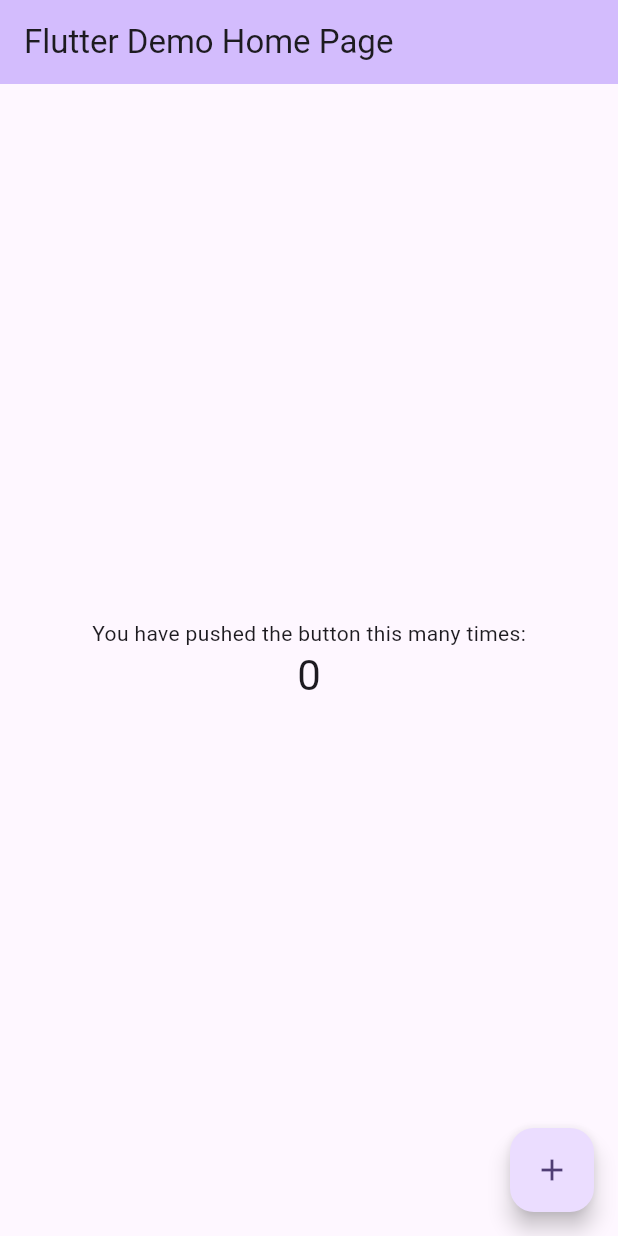
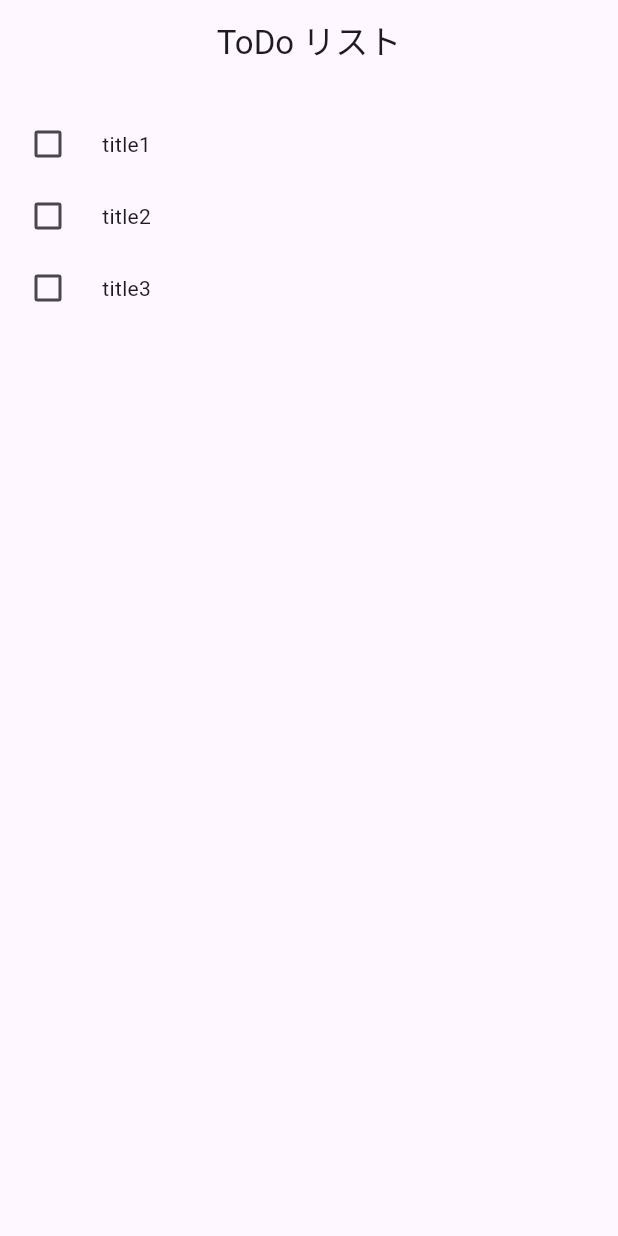
Before and after one commit to upsidr/flutter_architecture_blueprint, a Flutter app: the screen it shows after launch, on a phone screen of 412 x 824 dp. Run offline on Flutter 3.47's test engine with Material 3 defaults, Android fonts, the phone set to English and light mode, and no system bars; our stand-ins replace flutter_hooks, freezed_annotation, gap, hooks_riverpod, riverpod_annotation, rxdart and 2 more; generated files the repository leaves out were written again.

Commit message:
Implement TaskListPage (#2)
* Implement usecase

* Implement TaskListNotifier

* Implement TaskListPage

```diff
--- a/lib/core/data/repository/todo/fake_todo_repository.dart
+++ b/lib/core/data/repository/todo/fake_todo_repository.dart
@@ -1,4 +1,3 @@
-import 'package:collection/collection.dart';
 import 'package:flutter/foundation.dart';
 import 'package:flutter_architecture_blueprint/core/data/repository/todo/todo_repository.dart';
 import 'package:flutter_architecture_blueprint/core/model/user_task.dart';
--- a/lib/core/data/repository/todo/todo_repository.dart
+++ b/lib/core/data/repository/todo/todo_repository.dart
@@ -14,7 +14,7 @@ abstract class TodoRepository {
 }
 
 @freezed
-class TodoRepositoryException
+sealed class TodoRepositoryException
     with _$TodoRepositoryException
     implements Exception {
   const factory TodoRepositoryException.taskNotFound() = TaskNotFound;
--- /dev/null
+++ b/lib/core/domain/model/editable_user_task.dart
@@ -0,0 +1,38 @@
+import 'package:flutter_architecture_blueprint/core/model/user_task.dart';
+import 'package:freezed_annotation/freezed_annotation.dart';
+
+part 'editable_user_task.freezed.dart';
+
+@freezed
+class EditableUserTask with _$EditableUserTask {
+  const factory EditableUserTask({
+    required String id,
+    String? title,
+    String? description,
+    @Default(false) bool isCompleted,
+    DateTime? createdAt,
+    DateTime? updatedAt,
+  }) = _EditableUserTask;
+}
+
+extension UserTaskConverterEx on UserTask {
+  EditableUserTask toEditable() => EditableUserTask(
+        id: id,
+        title: title,
+        description: description,
+        isCompleted: isCompleted,
+        createdAt: createdAt,
+        updatedAt: updatedAt,
+      );
+}
+
+extension EditableUserTaskConverterEx on EditableUserTask {
+  UserTask toUserTask() => UserTask(
+        id: id,
+        title: title ?? '',
+        description: description ?? '',
+        isCompleted: isCompleted,
+        createdAt: createdAt ?? DateTime.now(),
+        updatedAt: updatedAt,
+      );
+}
--- /dev/null
+++ b/lib/feature/todo/task_list/task_list_contract.dart
@@ -0,0 +1,38 @@
+import 'package:flutter_architecture_blueprint/core/domain/model/editable_user_task.dart';
+import 'package:flutter_architecture_blueprint/core/util/alert_state.dart';
+import 'package:flutter_architecture_blueprint/core/util/base_contract.dart';
+import 'package:freezed_annotation/freezed_annotation.dart';
+
+part 'task_list_contract.freezed.dart';
+
+typedef TaskListContract
+    = BaseContract<TaskListUiState, TaskListAction, TaskListEffect>;
+
+@freezed
+class TaskListUiState with _$TaskListUiState {
+  const factory TaskListUiState({
+    @Default([]) List<EditableUserTask> taskList,
+  }) = _TaskListUiState;
+}
+
+@freezed
+sealed class TaskListAction with _$TaskListAction {
+  const factory TaskListAction.onAppear() = OnAppear;
+  const factory TaskListAction.newTaskButtonTapped() = NewTaskButtonTapped;
+  const factory TaskListAction.taskTapped(EditableUserTask task) = TaskTapped;
+  const factory TaskListAction.toggleIsCompleted(EditableUserTask task) =
+      ToggleIsCompleted;
+  const factory TaskListAction.onTaskSwiped(EditableUserTask task) =
+      OnTaskSwiped;
+}
+
+@freezed
+sealed class TaskListEffect with _$TaskListEffect {
+  const factory TaskListEffect.none() = None;
+  const factory TaskListEffect.goDetail({
+    required EditableUserTask? task,
+  }) = GoDetail;
+  const factory TaskListEffect.showAlert({
+    required AlertState state,
+  }) = ShowAlert;
+}
--- /dev/null
+++ b/lib/feature/todo/task_list/task_list_page.dart
@@ -0,0 +1,119 @@
+import 'package:flutter/material.dart';
+import 'package:flutter_architecture_blueprint/core/domain/model/editable_user_task.dart';
+import 'package:flutter_architecture_blueprint/core/util/alert_state.dart';
+import 'package:flutter_architecture_blueprint/feature/todo/task_list/task_list_contract.dart';
+import 'package:flutter_architecture_blueprint/feature/todo/task_list/task_list_notifier.dart';
+import 'package:flutter_hooks/flutter_hooks.dart';
+import 'package:gap/gap.dart';
+import 'package:hooks_riverpod/hooks_riverpod.dart';
+import 'package:sliver_tools/sliver_tools.dart';
+
+import 'ui_components/task_list_item.dart';
+
+extension _TaskListEx on WidgetRef {
+  TaskListNotifier get notifier => read(taskListNotifierProvider.notifier);
+}
+
+class TaskListPage extends HookConsumerWidget with AlertStateCompatible {
+  const TaskListPage({super.key});
+
+  @override
+  Widget build(BuildContext context, WidgetRef ref) {
+    ref.listen(taskListEffectProvider,
+        (_, effect) => handleEffect(context, ref, effect: effect));
+    useEffect(() {
+      WidgetsBinding.instance.addPostFrameCallback(
+          (_) => ref.notifier.send(const TaskListAction.onAppear()));
+      return null;
+    });
+
+    return Scaffold(
+      appBar: AppBar(
+        title: const Text('ToDo リスト'),
+        centerTitle: true,
+      ),
+      body: const _TaskListBody(),
+    );
+  }
+
+  Future<void> handleEffect(
+    BuildContext context,
+    WidgetRef ref, {
+    required TaskListEffect effect,
+  }) async {
+    switch (effect) {
+      case None():
+        break;
+      case GoDetail():
+        ref.notifier.consume();
+      // TODO: Nativate Detail
+      case ShowAlert():
+        ref.notifier.consume();
+        handleAlertState(context, effect.state);
+    }
+  }
+}
+
+class _TaskListBody extends HookConsumerWidget {
+  const _TaskListBody();
+
+  @override
+  Widget build(BuildContext context, WidgetRef ref) {
+    final taskListNotCompleted = ref.watch(
+      taskListNotifierProvider.select(
+          (value) => value.taskList.where((t) => !t.isCompleted).toList()),
+    );
+    final taskListCompleted = ref.watch(
+      taskListNotifierProvider.select(
+          (value) => value.taskList.where((t) => t.isCompleted).toList()),
+    );
+
+    return CustomScrollView(
+      slivers: [
+        // not completed
+
+        SliverPadding(
+          padding: const EdgeInsets.symmetric(vertical: 16),
+          sliver: SliverList(
+            delegate: SliverChildListDelegate(
+                buildList(ref, taskList: taskListNotCompleted)),
+          ),
+        ),
+
+        // completed
+
+        MultiSliver(children: [
+          const Gap(16),
+
+          // Section Title
+          if (taskListCompleted.isNotEmpty)
+            Padding(
+              padding: const EdgeInsets.symmetric(horizontal: 16),
+              child: Text(
+                '完了 (${taskListCompleted.length}件)',
+                style: Theme.of(context).textTheme.headlineSmall,
+              ),
+            ),
+        ]),
+        SliverPadding(
+          padding: const EdgeInsets.symmetric(vertical: 16),
+          sliver: SliverList(
+            delegate: SliverChildListDelegate(
+                buildList(ref, taskList: taskListCompleted)),
+          ),
+        ),
+      ],
+    );
+  }
+
+  List<TaskListItem> buildList(
+    WidgetRef ref, {
+    required List<EditableUserTask> taskList,
+  }) {
+    return taskList
+        .map(
+          (task) => TaskListItem(sendAction: ref.notifier.send, item: task),
+        )
+        .toList();
+  }
+}
--- /dev/null
+++ b/lib/feature/todo/task_list/ui_components/task_list_item.dart
@@ -0,0 +1,59 @@
+import 'package:flutter/material.dart';
+import 'package:flutter_architecture_blueprint/core/domain/model/editable_user_task.dart';
+import 'package:flutter_architecture_blueprint/feature/todo/task_list/task_list_contract.dart';
+import 'package:gap/gap.dart';
+
+class TaskListItem extends StatelessWidget {
+  const TaskListItem({
+    super.key,
+    required this.sendAction,
+    required this.item,
+  });
+
+  final void Function(TaskListAction) sendAction;
+  final EditableUserTask item;
+
+  @override
+  Widget build(BuildContext context) {
+    return Dismissible(
+      key: ValueKey(item.id),
+      onDismissed: (direction) {
+        sendAction(TaskListAction.onTaskSwiped(item));
+      },
+      direction: DismissDirection.endToStart,
+      background: Container(
+        color: Theme.of(context).colorScheme.background,
+      ),
+      secondaryBackground: Container(
+        color: Colors.red,
+        child: const Align(
+          alignment: Alignment.centerRight,
+          child: Icon(Icons.delete),
+        ),
+      ),
+      child: InkWell(
+        onTap: () => sendAction(TaskListAction.taskTapped(item)),
+        child: Padding(
+          padding: const EdgeInsets.symmetric(horizontal: 8),
+          child: Row(
+            mainAxisAlignment: MainAxisAlignment.center,
+            children: [
+              // CheckButton
+              Checkbox(
+                value: item.isCompleted,
+                onChanged: (_) =>
+                    sendAction(TaskListAction.toggleIsCompleted(item)),
+              ),
+
+              // Title
+              const Gap(12),
+              Expanded(
+                child: Text(item.title ?? ''),
+              ),
+            ],
+          ),
+        ),
+      ),
+    );
+  }
+}
--- a/lib/main.dart
+++ b/lib/main.dart
@@ -1,7 +1,30 @@
 import 'package:flutter/material.dart';
+import 'package:flutter_architecture_blueprint/core/data/repository/todo/fake_todo_repository.dart';
+import 'package:flutter_architecture_blueprint/core/data/repository/todo/todo_repository_impl.dart';
+import 'package:flutter_architecture_blueprint/core/model/user_task.dart';
+import 'package:flutter_architecture_blueprint/feature/todo/task_list/task_list_page.dart';
+import 'package:hooks_riverpod/hooks_riverpod.dart';
+import 'package:rxdart/rxdart.dart';
+import 'package:uuid/uuid.dart';
 
 void main() {
-  runApp(const MyApp());
+  const uuid = Uuid();
+  final fakeState = BehaviorSubject.seeded(const FakeTodoRepositoryState());
+  final todoRepository = FakeTodoRepository.from(fakeState);
+  todoRepository.handler.fetchTaskList = () async {
+    fakeState.add(fakeState.value.copyWith(taskList: [
+      UserTask(id: uuid.v4(), title: 'title1', createdAt: DateTime(2024, 3, 3)),
+      UserTask(id: uuid.v4(), title: 'title2', createdAt: DateTime(2024, 3, 4)),
+      UserTask(id: uuid.v4(), title: 'title3', createdAt: DateTime(2024, 3, 5)),
+    ]));
+  };
+
+  runApp(ProviderScope(
+    overrides: [
+      todoRepositoryProvider.overrideWithValue(todoRepository),
+    ],
+    child: const MyApp(),
+  ));
 }
 
 class MyApp extends StatelessWidget {
@@ -10,60 +33,11 @@ class MyApp extends StatelessWidget {
   @override
   Widget build(BuildContext context) {
     return MaterialApp(
-      title: 'Flutter Demo',
       theme: ThemeData(
         colorScheme: ColorScheme.fromSeed(seedColor: Colors.deepPurple),
         useMaterial3: true,
       ),
-      home: const MyHomePage(title: 'Flutter Demo Home Page'),
+      home: const TaskListPage(),
     );
   }
 }
-
-class MyHomePage extends StatefulWidget {
-  const MyHomePage({super.key, required this.title});
-
-  final String title;
-
-  @override
-  State<MyHomePage> createState() => _MyHomePageState();
-}
-
-class _MyHomePageState extends State<MyHomePage> {
-  int _counter = 0;
-
-  void _incrementCounter() {
-    setState(() {
-      _counter++;
-    });
-  }
-
-  @override
-  Widget build(BuildContext context) {
-    return Scaffold(
-      appBar: AppBar(
-        backgroundColor: Theme.of(context).colorScheme.inversePrimary,
-        title: Text(widget.title),
-      ),
-      body: Center(
-        child: Column(
-          mainAxisAlignment: MainAxisAlignment.center,
-          children: <Widget>[
-            const Text(
-              'You have pushed the button this many times:',
-            ),
-            Text(
-              '$_counter',
-              style: Theme.of(context).textTheme.headlineMedium,
-            ),
-          ],
-        ),
-      ),
-      floatingActionButton: FloatingActionButton(
-        onPressed: _incrementCounter,
-        tooltip: 'Increment',
-        child: const Icon(Icons.add),
-      ),
-    );
-  }
-}
```
Also changed, not shown: lib/core/data/repository/todo/todo_repository_impl.dart (+6 -2 lines), lib/core/domain/todo/edit_task_usecase.dart (added, +62 -0 lines), lib/core/domain/todo/task_list_usecase.dart (added, +38 -0 lines), lib/core/util/alert_state.dart (added, +46 -0 lines), lib/feature/todo/task_list/task_list_notifier.dart (added, +69 -0 lines), lib/core/domain/model/editable_user_task.freezed.dart (added), lib/core/domain/todo/edit_task_usecase.freezed.dart (added), lib/core/domain/todo/task_list_usecase.freezed.dart (added), lib/core/util/alert_state.freezed.dart (added), lib/feature/todo/task_list/task_list_contract.freezed.dart (added), lib/feature/todo/task_list/task_list_notifier.g.dart (added), 2 other files.
